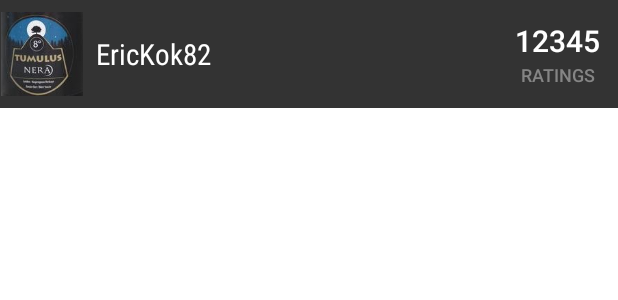
After one commit to erickok/ratebeer, an Android app: the layout list_header_account.xml on its own in the app's theme, with its tools: preview values and no code run, on a phone screen of 412 x 824 dp. The commit adds this screen. Shown: the top 300 px of the screen. Run offline under Robolectric (Android 15) with nearby library versions, the phone set to English and light mode, and no system bars.

Commit message:
Add header in ratings list view.

```diff
--- a/app/src/main/res/layout/activity_search.xml
+++ b/app/src/main/res/layout/activity_search.xml
@@ -23,6 +23,7 @@
 			android:id="@+id/main_toolbar"
 			android:layout_width="match_parent"
 			android:layout_height="wrap_content"
+			android:minHeight="?attr/actionBarSize"
 			app:theme="@style/AppTheme.Toolbar">
 
 			<android.support.v7.widget.SearchView
--- /dev/null
+++ b/app/src/main/res/layout/list_header_account.xml
@@ -0,0 +1,64 @@
+<?xml version="1.0" encoding="utf-8"?>
+<LinearLayout xmlns:android="http://schemas.android.com/apk/res/android"
+	xmlns:tools="http://schemas.android.com/tools"
+	android:layout_width="match_parent"
+	android:layout_height="wrap_content"
+	android:layout_marginBottom="@dimen/list_item_margin_bottom"
+	android:background="@color/grey_dark"
+	android:orientation="horizontal">
+
+	<ImageView
+		android:id="@+id/avatar_image"
+		android:layout_width="@dimen/block_size"
+		android:layout_height="@dimen/block_size"
+		android:layout_marginBottom="8dp"
+		android:layout_marginEnd="8dp"
+		android:layout_marginRight="8dp"
+		android:layout_marginTop="8dp"
+		android:scaleType="fitCenter"
+		tools:src="@drawable/beer_165358" />
+
+	<TextView
+		android:id="@+id/user_name_text"
+		android:layout_width="0dp"
+		android:layout_height="wrap_content"
+		android:layout_gravity="center_vertical"
+		android:layout_weight="1"
+		android:fontFamily="sans-serif-condensed"
+		android:textColor="@android:color/white"
+		android:textSize="19sp"
+		tools:text="EricKok82" />
+
+	<LinearLayout
+		android:layout_width="wrap_content"
+		android:layout_height="wrap_content"
+		android:layout_gravity="center_vertical"
+		android:layout_marginRight="8dp"
+		android:orientation="vertical"
+		android:paddingBottom="4dp"
+		android:paddingTop="4dp">
+
+		<TextView
+			android:id="@+id/user_count_text"
+			android:layout_width="wrap_content"
+			android:layout_height="28sp"
+			android:layout_marginLeft="4dp"
+			android:layout_marginRight="4dp"
+			android:fontFamily="sans-serif-medium"
+			android:textColor="@android:color/white"
+			android:textSize="20sp"
+			tools:text="12345" />
+
+		<TextView
+			android:layout_width="match_parent"
+			android:layout_height="wrap_content"
+			android:fontFamily="sans-serif-medium"
+			android:gravity="center_horizontal"
+			android:text="@string/beer_ratecount"
+			android:textAllCaps="true"
+			android:textColor="@color/grey_light"
+			android:textSize="12sp" />
+
+	</LinearLayout>
+
+</LinearLayout>
```
Also changed, not shown: app/src/main/java/com/ratebeer/android/gui/MainActivity.java (+12 -3 lines), app/src/main/java/com/ratebeer/android/gui/lists/RatingsAdapter.java (+60 -24 lines), app/src/main/res/layout/activity_main.xml (+11 -1 lines), app/src/main/res/layout/list_item_rating.xml (+4 -4 lines), app/src/main/res/layout/list_item_signin.xml (deleted, +0 -15 lines), app/src/main/res/drawable-xxhdpi/back_card_grey.9.png (deleted).
